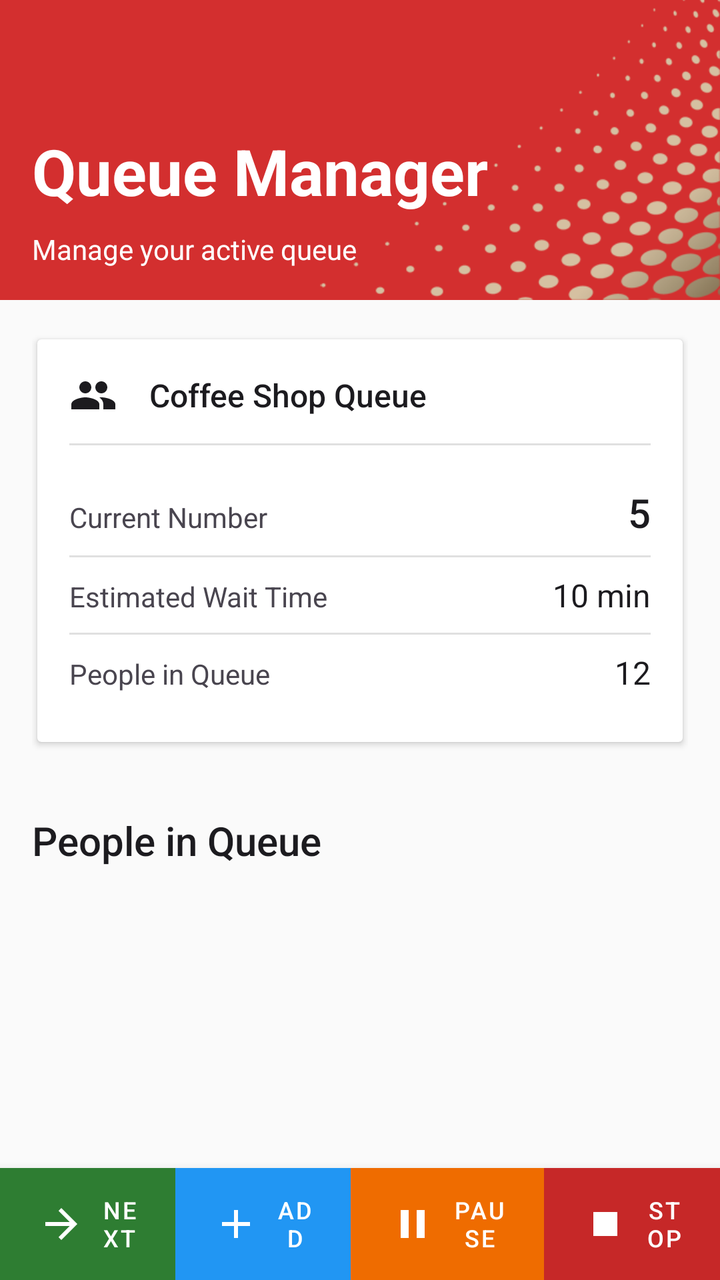
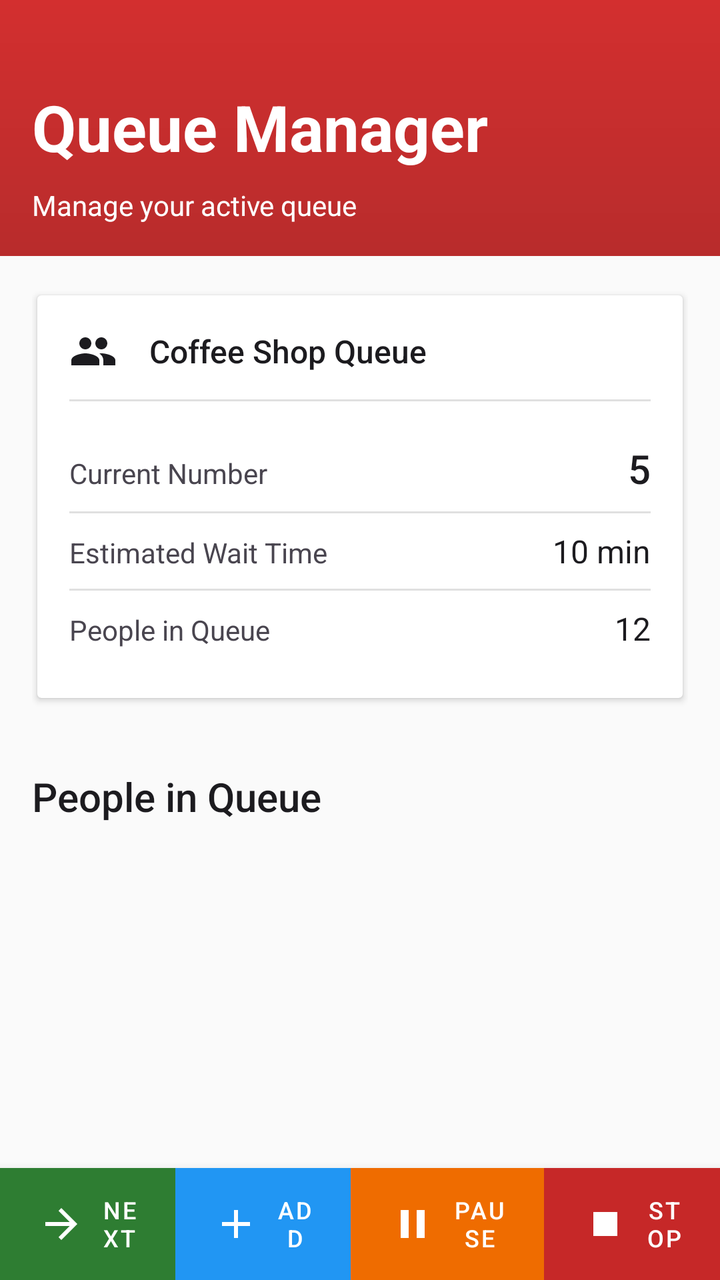

The first picture is an Android layout as it rendered before a commit; the second is the same layout after the commit. The layout source and the unified diff follow.
<!-- AndroidManifest.xml: application theme Theme.VQueue -->
<!-- res/layout/fragment_queue_manager.xml -->
<?xml version="1.0" encoding="utf-8"?>
<androidx.coordinatorlayout.widget.CoordinatorLayout xmlns:android="http://schemas.android.com/apk/res/android"
    xmlns:app="http://schemas.android.com/apk/res-auto"
    xmlns:tools="http://schemas.android.com/tools"
    android:layout_width="match_parent"
    android:layout_height="match_parent"
    android:background="?attr/android:colorBackground">

    <com.google.android.material.appbar.AppBarLayout
        android:id="@+id/appBarLayout"
        android:layout_width="match_parent"
        android:layout_height="wrap_content"
        android:theme="@style/ThemeOverlay.AppCompat.Dark.ActionBar">

        <com.google.android.material.appbar.CollapsingToolbarLayout
            android:layout_width="match_parent"
            android:layout_height="150dp"
            app:contentScrim="@color/header_background"
            app:layout_scrollFlags="scroll|exitUntilCollapsed">



            <LinearLayout
                android:layout_width="match_parent"
                android:layout_height="match_parent"
                android:background="@drawable/bg"
                android:gravity="bottom"
                android:orientation="vertical"
                android:padding="@dimen/padding_medium"
                app:layout_collapseMode="parallax">

                <TextView
                    android:id="@+id/headerText"
                    android:layout_width="wrap_content"
                    android:layout_height="wrap_content"
                    android:text="Queue Manager"
                    android:textColor="@color/on_header"
                    android:textSize="@dimen/text_size_header"
                    android:textStyle="bold" />

                <TextView
                    android:id="@+id/statusText"
                    android:layout_width="wrap_content"
                    android:layout_height="wrap_content"
                    android:layout_marginTop="8dp"
                    android:text="Manage your active queue"
                    android:textColor="@color/on_header"
                    android:textSize="@dimen/text_size_body" />

            </LinearLayout>

        </com.google.android.material.appbar.CollapsingToolbarLayout>

    </com.google.android.material.appbar.AppBarLayout>

    <androidx.core.widget.NestedScrollView
        android:layout_width="match_parent"
        android:layout_height="match_parent"
        android:fillViewport="true"
        android:paddingBottom="@dimen/bottom_bar_height"
        android:clipToPadding="false"
        app:layout_behavior="@string/appbar_scrolling_view_behavior">

        <LinearLayout
            android:layout_width="match_parent"
            android:layout_height="wrap_content"
            android:orientation="vertical">

            <LinearLayout
                android:layout_width="match_parent"
                android:layout_height="wrap_content"
                android:orientation="vertical"
                android:padding="@dimen/padding_medium">

                
                <com.google.android.material.card.MaterialCardView
                    android:id="@+id/queueInfoCard"
                    android:layout_width="match_parent"
                    android:layout_height="wrap_content"
                    android:layout_marginBottom="@dimen/margin_medium"
                    app:cardBackgroundColor="?attr/colorSurface"
                    app:cardCornerRadius="2dp"
                    app:cardElevation="2dp"
                    app:cardUseCompatPadding="true">

                    <LinearLayout
                        android:layout_width="match_parent"
                        android:layout_height="wrap_content"
                        android:orientation="vertical"
                        android:padding="@dimen/padding_medium">

                        
                        <LinearLayout
                            android:layout_width="match_parent"
                            android:layout_height="wrap_content"
                            android:gravity="center_vertical"
                            android:orientation="horizontal"
                            android:paddingBottom="12dp">

                            <ImageView
                                android:layout_width="24dp"
                                android:layout_height="24dp"
                                android:contentDescription="Queue icon"
                                android:src="@drawable/ic_queue"
                                app:tint="?attr/colorOnSurface" />

                            <TextView
                                android:id="@+id/queueNameText"
                                android:layout_width="0dp"
                                android:layout_height="wrap_content"
                                android:layout_marginStart="@dimen/margin_medium"
                                android:layout_weight="1"
                                android:fontFamily="sans-serif-medium"
                                android:text="Coffee Shop Queue"
                                android:textColor="?attr/android:textColorPrimary"
                                android:textSize="@dimen/text_size_medium" />

                        </LinearLayout>

                        
                        <View
                            android:layout_width="match_parent"
                            android:layout_height="1dp"
                            android:layout_marginBottom="12dp"
                            android:background="?attr/dividerColor" />

                        
                        <LinearLayout
                            android:layout_width="match_parent"
                            android:layout_height="wrap_content"
                            android:orientation="horizontal"
                            android:paddingVertical="@dimen/padding_small">

                            <TextView
                                android:layout_width="0dp"
                                android:layout_height="wrap_content"
                                android:layout_weight="1"
                                android:fontFamily="sans-serif"
                                android:text="Current Number"
                                android:textColor="?attr/android:textColorSecondary"
                                android:textSize="@dimen/text_size_body" />

                            <TextView
                                android:id="@+id/currentNumberText"
                                android:layout_width="wrap_content"
                                android:layout_height="wrap_content"
                                android:fontFamily="sans-serif-medium"
                                android:text="5"
                                android:textColor="?attr/android:textColorPrimary"
                                android:textSize="@dimen/text_size_title" />

                        </LinearLayout>

                        
                        <View
                            android:layout_width="match_parent"
                            android:layout_height="1dp"
                            android:background="?attr/dividerColor" />

                        
                        <LinearLayout
                            android:layout_width="match_parent"
                            android:layout_height="wrap_content"
                            android:orientation="horizontal"
                            android:paddingVertical="@dimen/padding_small">

                            <TextView
                                android:layout_width="0dp"
                                android:layout_height="wrap_content"
                                android:layout_weight="1"
                                android:fontFamily="sans-serif"
                                android:text="Estimated Wait Time"
                                android:textColor="?attr/android:textColorSecondary"
                                android:textSize="@dimen/text_size_body" />

                            <TextView
                                android:id="@+id/waitTimeText"
                                android:layout_width="wrap_content"
                                android:layout_height="wrap_content"
                                android:fontFamily="sans-serif"
                                android:text="10 min"
                                android:textColor="?attr/android:textColorPrimary"
                                android:textSize="@dimen/text_size_medium" />

                        </LinearLayout>

                        
                        <View
                            android:layout_width="match_parent"
                            android:layout_height="1dp"
                            android:background="?attr/dividerColor" />

                        
                        <LinearLayout
                            android:layout_width="match_parent"
                            android:layout_height="wrap_content"
                            android:orientation="horizontal"
                            android:paddingVertical="@dimen/padding_small">

                            <TextView
                                android:layout_width="0dp"
                                android:layout_height="wrap_content"
                                android:layout_weight="1"
                                android:fontFamily="sans-serif"
                                android:text="People in Queue"
                                android:textColor="?attr/android:textColorSecondary"
                                android:textSize="@dimen/text_size_body" />

                            <TextView
                                android:id="@+id/queueSizeText"
                                android:layout_width="wrap_content"
                                android:layout_height="wrap_content"
                                android:fontFamily="sans-serif"
                                android:text="12"
                                android:textColor="?attr/android:textColorPrimary"
                                android:textSize="@dimen/text_size_medium" />

                        </LinearLayout>

                    </LinearLayout>

                </com.google.android.material.card.MaterialCardView>

            </LinearLayout>

            
            <LinearLayout
                android:layout_width="match_parent"
                android:layout_height="wrap_content"
                android:orientation="vertical"
                android:paddingStart="@dimen/padding_medium"
                android:paddingEnd="@dimen/padding_medium">

                <TextView
                    android:layout_width="match_parent"
                    android:layout_height="wrap_content"
                    android:fontFamily="sans-serif-medium"
                    android:paddingBottom="@dimen/padding_small"
                    android:text="People in Queue"
                    android:textColor="?attr/android:textColorPrimary"
                    android:textSize="@dimen/text_size_title" />

                <androidx.recyclerview.widget.RecyclerView
                    android:id="@+id/waitersRecyclerView"
                    android:layout_width="match_parent"
                    android:layout_height="wrap_content"
                    android:nestedScrollingEnabled="false" />

                <LinearLayout
                    android:id="@+id/emptyStateContainer"
                    android:layout_width="match_parent"
                    android:layout_height="wrap_content"
                    android:layout_marginTop="32dp"
                    android:layout_marginBottom="32dp"
                    android:gravity="center"
                    android:orientation="vertical"
                    android:visibility="gone">

                    <ImageView
                        android:layout_width="100dp"
                        android:layout_height="100dp"
                        android:layout_marginBottom="16dp"
                        android:alpha="0.4"
                        android:contentDescription="Empty Queue"
                        android:src="@drawable/ic_empty_queue_state"
                        app:tint="?attr/colorOnSurface" />

                    <TextView
                        android:layout_width="wrap_content"
                        android:layout_height="wrap_content"
                        android:fontFamily="sans-serif-medium"
                        android:text="The queue is currently empty"
                        android:textColor="?attr/android:textColorPrimary"
                        android:textSize="18sp"
                        android:textStyle="bold" />

                    <TextView
                        android:layout_width="wrap_content"
                        android:layout_height="wrap_content"
                        android:layout_marginTop="4dp"
                        android:text="Wait for people to join..."
                        android:textColor="?attr/android:textColorSecondary"
                        android:textSize="14sp" />

                </LinearLayout>

            </LinearLayout>

        </LinearLayout>

    </androidx.core.widget.NestedScrollView>

    
    <LinearLayout
        android:layout_width="match_parent"
        android:layout_height="@dimen/bottom_bar_height"
        android:layout_gravity="bottom"
        android:background="?attr/colorSurface"
        android:elevation="8dp"
        android:orientation="horizontal">

        
        <com.google.android.material.button.MaterialButton
            android:id="@+id/nextButton"
            android:layout_width="0dp"
            android:layout_height="match_parent"
            android:layout_weight="1"
            android:fontFamily="sans-serif-medium"
            android:insetLeft="0dp"
            android:insetTop="0dp"
            android:insetRight="0dp"
            android:insetBottom="0dp"
            android:letterSpacing="0.1"
            android:text="Next"
            android:textAllCaps="true"
            android:textColor="@android:color/white"
            android:textSize="@dimen/text_size_button"
            app:backgroundTint="?attr/functionalGreen"
            app:cornerRadius="0dp"
            app:icon="@drawable/ic_arrow_forward"
            app:iconGravity="textStart"
            app:iconPadding="8dp"
            app:iconTint="@android:color/white"
            app:rippleColor="?attr/functionalGreenRipple" />

        
        <com.google.android.material.button.MaterialButton
            android:id="@+id/manualAddButton"
            android:layout_width="0dp"
            android:layout_height="match_parent"
            android:layout_weight="1"
            android:fontFamily="sans-serif-medium"
            android:insetLeft="0dp"
            android:insetTop="0dp"
            android:insetRight="0dp"
            android:insetBottom="0dp"
            android:letterSpacing="0.1"
            android:text="Add"
            android:textAllCaps="true"
            android:textColor="@android:color/white"
            android:textSize="@dimen/text_size_button"
            app:backgroundTint="?attr/functionalBlue"
            app:cornerRadius="0dp"
            app:icon="@drawable/ic_add"
            app:iconGravity="textStart"
            app:iconPadding="8dp"
            app:iconTint="@android:color/white"
            app:rippleColor="?attr/functionalBlueRipple" />

        
        <com.google.android.material.button.MaterialButton
            android:id="@+id/pauseButton"
            android:layout_width="0dp"
            android:layout_height="match_parent"
            android:layout_weight="1.1"
            android:fontFamily="sans-serif-medium"
            android:insetLeft="0dp"
            android:insetTop="0dp"
            android:insetRight="0dp"
            android:insetBottom="0dp"
            android:letterSpacing="0.1"
            android:text="Pause"
            android:textAllCaps="true"
            android:textColor="@android:color/white"
            android:textSize="@dimen/text_size_button"
            app:backgroundTint="?attr/functionalOrange"
            app:cornerRadius="0dp"
            app:icon="@drawable/ic_pause"
            app:iconGravity="textStart"
            app:iconPadding="8dp"
            app:iconTint="@android:color/white"
            app:rippleColor="?attr/functionalOrangeRipple" />

        
        <com.google.android.material.button.MaterialButton
            android:id="@+id/stopButton"
            android:layout_width="0dp"
            android:layout_height="match_parent"
            android:layout_weight="1"
            android:fontFamily="sans-serif-medium"
            android:insetLeft="0dp"
            android:insetTop="0dp"
            android:insetRight="0dp"
            android:insetBottom="0dp"
            android:letterSpacing="0.1"
            android:text="Stop"
            android:textAllCaps="true"
            android:textColor="@android:color/white"
            android:textSize="@dimen/text_size_button"
            app:backgroundTint="?attr/functionalRed"
            app:cornerRadius="0dp"
            app:icon="@drawable/ic_stop"
            app:iconGravity="textStart"
            app:iconPadding="8dp"
            app:iconTint="@android:color/white"
            app:rippleColor="?attr/functionalRedRipple" />

    </LinearLayout>

</androidx.coordinatorlayout.widget.CoordinatorLayout>
<!-- resources referenced by this layout -->
<resources>
  <color name="header_background">@color/primary</color>
  <color name="on_header">@color/on_primary</color>
  <dimen name="bottom_bar_height">56dp</dimen>
  <dimen name="margin_medium">16dp</dimen>
  <dimen name="padding_medium">16dp</dimen>
  <dimen name="padding_small">8dp</dimen>
  <dimen name="text_size_body">14sp</dimen>
  <dimen name="text_size_button">12sp</dimen>
  <dimen name="text_size_header">32sp</dimen>
  <dimen name="text_size_medium">16sp</dimen>
  <dimen name="text_size_title">20sp</dimen>
  <!-- drawable bg (drawable) -->
  <layer-list xmlns:android="http://schemas.android.com/apk/res/android">
  
      
      <item>
          <shape android:shape="rectangle">
              <gradient
                  android:type="linear"
                  android:startColor="@color/header_background"
                  android:endColor="@color/header_background"
                  android:angle="45" />
          </shape>
      </item>
  
  
      
      <item
          android:drawable="@drawable/img"
          android:gravity="bottom|end"
          android:width="200dp"
          android:height="200dp"
          android:tileMode="disabled" />
  </layer-list>
  <style name="Theme.VQueue" parent="Theme.MaterialComponents.DayNight.NoActionBar">
  
          <item name="colorPrimary">@color/primary</item>
          <item name="colorPrimaryVariant">@color/primary_variant</item>
          <item name="colorOnPrimary">@color/on_primary</item>
  
          <item name="colorSecondary">@color/secondary</item>
          <item name="colorSecondaryVariant">@color/secondary_variant</item>
          <item name="colorOnSecondary">@color/on_secondary</item>
  
          <item name="android:colorBackground">@color/background</item>
          <item name="colorSurface">@color/surface</item>
          <item name="colorOnSurface">@color/on_surface</item>
  
          <item name="android:statusBarColor">@color/primary_variant</item>
  
          
          <item name="android:textColorPrimary">@color/text_primary</item>
          <item name="android:textColorSecondary">@color/text_secondary</item>
  
          
          <item name="dividerColor">@color/divider</item>
  
          
          <item name="functionalGreen">@color/functional_green</item>
          <item name="functionalGreenRipple">@color/functional_green_ripple</item>
          <item name="functionalOrange">@color/functional_orange</item>
          <item name="functionalOrangeRipple">@color/functional_orange_ripple</item>
          <item name="functionalRed">@color/functional_red</item>
          <item name="functionalRedRipple">@color/functional_red_ripple</item>
          <item name="functionalBlue">@color/functional_blue</item>
          <item name="functionalBlueRipple">@color/functional_blue_ripple</item>
  
  
  
          
          <item name="statusError">@color/status_error</item>
  
          <item name="cornerFamily">rounded</item>
          <item name="cornerSize">16dp</item>
  
  
      </style>
  <color name="primary">#D32F2F</color>
  <color name="on_primary">#FFFFFF</color>
  <!-- drawable img: png bitmap (drawable, 26923 bytes) -->
  <color name="primary_variant">#B71C1C</color>
  <color name="secondary">#D32F2F</color>
  <color name="secondary_variant">#B71C1C</color>
  <color name="on_secondary">#FFFFFF</color>
  <color name="background">#FAFAFA</color>
  <color name="surface">#FFFFFF</color>
  <color name="on_surface">#1C1B1F</color>
  <color name="text_primary">#1C1B1F</color>
  <color name="text_secondary">#49454F</color>
  <color name="divider">#E0E0E0</color>
  <color name="functional_green">#2E7D32</color>
  <color name="functional_green_ripple">#4CAF50</color>
  <color name="functional_orange">#EF6C00</color>
  <color name="functional_orange_ripple">#FF9800</color>
  <color name="functional_red">#C62828</color>
  <color name="functional_red_ripple">#F44336</color>
  <color name="functional_blue">#2196F3</color>
  <color name="functional_blue_ripple">#42A5F5</color>
  <color name="status_error">#B3261E</color>
  <!-- unchanged entries left out for length: 6 -->
</resources>

<!-- the commit's change to res/layout/fragment_queue_manager.xml (unified diff, before → after) -->
@@ -1,7 +1,6 @@
 <?xml version="1.0" encoding="utf-8"?>
 <androidx.coordinatorlayout.widget.CoordinatorLayout xmlns:android="http://schemas.android.com/apk/res/android"
     xmlns:app="http://schemas.android.com/apk/res-auto"
-    xmlns:tools="http://schemas.android.com/tools"
     android:layout_width="match_parent"
     android:layout_height="match_parent"
     android:background="?attr/android:colorBackground">
@@ -10,11 +9,12 @@
         android:id="@+id/appBarLayout"
         android:layout_width="match_parent"
         android:layout_height="wrap_content"
-        android:theme="@style/ThemeOverlay.AppCompat.Dark.ActionBar">
+        android:theme="@style/ThemeOverlay.AppCompat.Dark.ActionBar"
+        app:elevation="8dp">
 
         <com.google.android.material.appbar.CollapsingToolbarLayout
             android:layout_width="match_parent"
-            android:layout_height="150dp"
+            android:layout_height="128dp"
             app:contentScrim="@color/header_background"
             app:layout_scrollFlags="scroll|exitUntilCollapsed">
 
<!-- resource entries referenced after the edit -->
@@ -14,25 +14,17 @@
   <!-- drawable bg (drawable) -->
   <layer-list xmlns:android="http://schemas.android.com/apk/res/android">
   
-      
       <item>
           <shape android:shape="rectangle">
               <gradient
-                  android:type="linear"
-                  android:startColor="@color/header_background"
-                  android:endColor="@color/header_background"
-                  android:angle="45" />
+                  android:angle="270"
+                  android:startColor="@color/primary"
+                  android:endColor="@color/primary_variant"
+                  android:type="linear" />
           </shape>
       </item>
   
-  
-      
-      <item
-          android:drawable="@drawable/img"
-          android:gravity="bottom|end"
-          android:width="200dp"
-          android:height="200dp"
-          android:tileMode="disabled" />
+    
   </layer-list>
   <style name="Theme.VQueue" parent="Theme.MaterialComponents.DayNight.NoActionBar">
   
@@ -72,15 +64,15 @@
           
           <item name="statusError">@color/status_error</item>
   
+  
           <item name="cornerFamily">rounded</item>
           <item name="cornerSize">16dp</item>
   
-  
+          <item name="preferenceTheme">@style/PreferenceThemeOverlay</item>
       </style>
   <color name="primary">#D32F2F</color>
   <color name="on_primary">#FFFFFF</color>
-  <!-- drawable img: png bitmap (drawable, 26923 bytes) -->
-  <color name="primary_variant">#B71C1C</color>
+  <color name="primary_variant">#B82C2C</color>
   <color name="secondary">#D32F2F</color>
   <color name="secondary_variant">#B71C1C</color>
   <color name="on_secondary">#FFFFFF</color>
